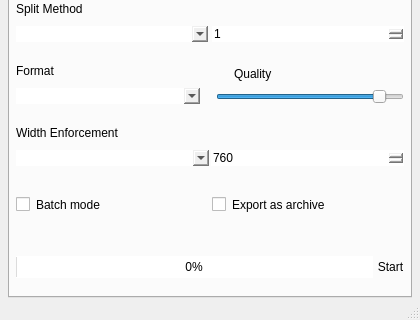
First picture: the form in src/stitchtoon_gui/gui/resources/layout.ui, repository BishrGhalil/stitchtoon-gui, before the edit; both pictures show x 0 to 420 and y 240 to 560 of the 420 by 560 pixel window.
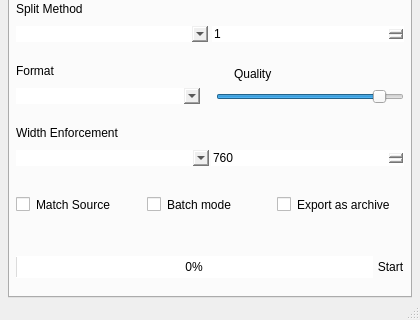
Second picture: the form after the edit. Icons and pictures are not drawn.

Patch:
```diff
--- a/src/stitchtoon_gui/gui/resources/layout.ui
+++ b/src/stitchtoon_gui/gui/resources/layout.ui
@@ -519,6 +519,16 @@
            <property name="bottomMargin">
             <number>0</number>
            </property>
+           <item>
+            <widget class="QCheckBox" name="matchSource">
+             <property name="toolTip">
+              <string>&lt;html&gt;&lt;head/&gt;&lt;body&gt;&lt;p&gt;&lt;span style=&quot; font-weight:700;&quot;&gt;Match Source&lt;/span&gt;&lt;/p&gt;&lt;p&gt;If enabled and there is a metadata file in the input directory, images will be sliced according to the metadata file. Otherwise images will be sliced according to 'Split Height' and 'Images Number&amp;quot; options.&lt;/p&gt;&lt;/body&gt;&lt;/html&gt;</string>
+             </property>
+             <property name="text">
+              <string>Match Source</string>
+             </property>
+            </widget>
+           </item>
            <item>
             <widget class="QCheckBox" name="batchMode">
              <property name="toolTip">
```
Left out of the diff: 12 changed lines with no effect on the pictures.
